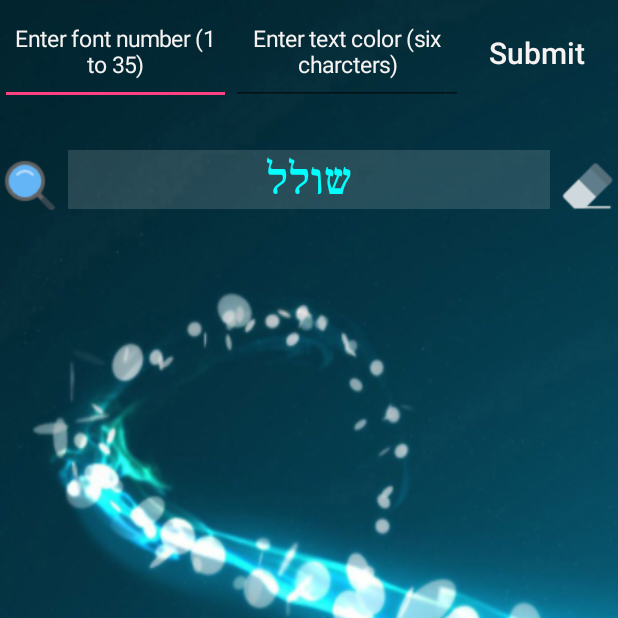
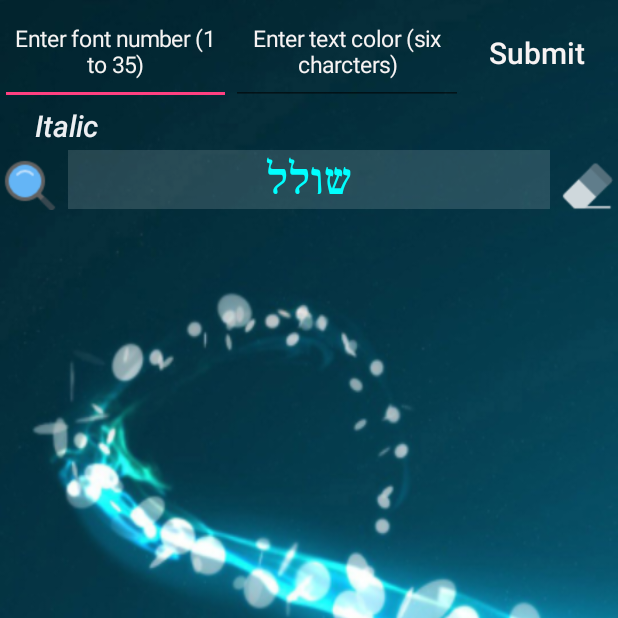
Before and after one commit to shlomogevim/TalkToMe26, an Android app: the screen it shows after launch (MainActivity), on a phone screen of 412 x 824 dp, the top half of it. Run offline under Robolectric (Android 15) with nearby library versions, the phone set to English and light mode, and no system bars; 19 statements that could not run were skipped.

Commit message:
16/11/2017-3 הוספת אפשרויות לפונטים ותיקון היציאה מהתוכנית

```diff
--- a/app/src/main/java/itAboutTalking/TalkToMe17/Helper1.java
+++ b/app/src/main/java/itAboutTalking/TalkToMe17/Helper1.java
@@ -18,6 +18,7 @@ import android.support.v7.widget.LinearSnapHelper;
 import android.support.v7.widget.RecyclerView;
 import android.support.v7.widget.SnapHelper;
 import android.util.DisplayMetrics;
+import android.util.Log;
 import android.view.MotionEvent;
 import android.view.View;
 import android.view.inputmethod.InputMethodManager;
@@ -60,6 +61,7 @@ public class Helper1 extends AppCompatActivity implements View.OnClickListener,V
     private String newWord;
     private Helper helper;
     SnapHelper snapHelper;
+    Boolean italiceMode=false;
 
     /* public Helper1(Context context,String newWord,ArrayList<Sentence> arrayOfSentence) {
          this.context = context;
@@ -79,15 +81,16 @@ public class Helper1 extends AppCompatActivity implements View.OnClickListener,V
         receycrcleIt();
         activatAnimatorSet();
         makeOnScroll();
+
     }
 
     @Override
     public void onClick(View view) {
         switch (view.getId()) {
-            case R.id.btnExit:
+           /* case R.id.btnExit:
                 animatorSetClose.start();
                 finishIt();
-                break;
+                break;*/
             case R.id.btnWheel:
                 trainAndRekaAnimation();
                 break;
@@ -112,6 +115,7 @@ public class Helper1 extends AppCompatActivity implements View.OnClickListener,V
             case R.id.btnMic:
                       makeMic();
                 break;
+
         }
     }
 
@@ -154,7 +158,6 @@ public class Helper1 extends AppCompatActivity implements View.OnClickListener,V
                 arrowAppearance("none");
                 page = 0;
             }
-
         }
     }
 
@@ -174,7 +177,7 @@ public class Helper1 extends AppCompatActivity implements View.OnClickListener,V
 
     public void makeRecyeclView() {
         maxPage = arrayOfSentence.size();
-        mAdapter = new MainAdapter(arrayOfSentence, this, myTypeface4,myColor, btnLeft, btnRight);
+        mAdapter = new MainAdapter(arrayOfSentence, this, myTypeface4,myColor,italiceMode);
         mRecyclerView.setAdapter(mAdapter);
         locatInTheBeginig();
         enterWordBox.setText(newWord);
@@ -298,7 +301,7 @@ public class Helper1 extends AppCompatActivity implements View.OnClickListener,V
         groupIcon.setVisibility(View.INVISIBLE);
         ivDarkBack.setVisibility(View.INVISIBLE);
         darkBackOpenPosition = false;
-        animatorSetClose.addListener(new AnimatorListenerAdapter() {
+        animatorSetClose.addListener(new AnimatorListenerAdapter() { //when barkScreen finish to close, all the usuall buttom activate;
             @Override
             public void onAnimationEnd(Animator animation) {
                 super.onAnimationEnd(animation);
@@ -307,7 +310,7 @@ public class Helper1 extends AppCompatActivity implements View.OnClickListener,V
                 ivDarkBack.setVisibility(View.INVISIBLE);
             }
         });
-        animatorSetOpen.addListener(new AnimatorListenerAdapter() {
+        animatorSetOpen.addListener(new AnimatorListenerAdapter() {  // when darkScreen finish to open, only the train buttom activate;
             @Override
             public void onAnimationEnd(Animator animation) {
                 super.onAnimationEnd(animation);
@@ -315,13 +318,21 @@ public class Helper1 extends AppCompatActivity implements View.OnClickListener,V
                 darkBackOpenPosition = true;
             }
         });
+        Log.i("state"," btnExit = "+String.valueOf(btnExit.isEnabled()));
     }
 
     private void activateBtn(Boolean allBtns) {
         //  Log.i("state"," bo= "+String.valueOf(bo)+"\n");
         btnWheel.setEnabled(true);
+        groupIcon.setEnabled(true);
         btnExit.setEnabled(true);
-        ivDarkBack.setEnabled(true);
+        btnExit.setVisibility(View.VISIBLE);
+      //  btnExit.setBackgroundColor(Color.blue(1));
+
+     //   ivDarkBack.setVisibility(View.INVISIBLE);
+
+
+       ivDarkBack.setEnabled(true);
         if (allBtns) {
             btnMute.setEnabled(true);
             btnExit.setEnabled(true);
@@ -337,8 +348,8 @@ public class Helper1 extends AppCompatActivity implements View.OnClickListener,V
         //  Log.i("state"," bo= "+String.valueOf(bo)+"\n");
         btnWheel.setEnabled(false);
         ivDarkBack.setEnabled(false);
-        btnMute.setEnabled(false);
-        btnExit.setEnabled(false);
+       /* btnMute.setEnabled(false);
+        btnExit.setEnabled(false);*/
         btnLeft.setEnabled(false);
         btnRight.setEnabled(false);
         btnMic.setEnabled(false);
@@ -411,7 +422,7 @@ public class Helper1 extends AppCompatActivity implements View.OnClickListener,V
     }
 
 
-    private void finishIt() {
+    public void finishIt() {
         //rekaAnimation();
         r = new Runnable() {
             @Override
@@ -424,7 +435,7 @@ public class Helper1 extends AppCompatActivity implements View.OnClickListener,V
         h = new Handler();
         h.postDelayed(r, rate);
     }
-    public void makeSetupChange(int fontIndecator,String colorString){
+    public void makeSetupChange(int fontIndecator,String colorString,Boolean italicMode){
        Boolean bo=true;
 
         if (fontIndecator>=0){
@@ -444,14 +455,115 @@ public class Helper1 extends AppCompatActivity implements View.OnClickListener,V
                 activateKeyboard(0);
             }
         }
+
       if (bo) {
+          this.italiceMode=italicMode;
           activateKeyboard(0);
           makeRecyeclView();
       }
     }
 
+
+     private void init() {
+        myTypeface4 = Typeface.createFromAsset(context.getAssets(), "Frank.ttf");
+        groupIcon = (LinearLayout) activity.findViewById(R.id.groupIconTrain);
+        ivDarkBack = (ImageView) activity.findViewById(R.id.ivDarkBack);
+
+        enterWordBox = (EditText) activity.findViewById(R.id.enterWordBox);
+        enterWordBox.setTextColor(Color.CYAN);
+        enterWordBox.setTypeface(myTypeface4);
+
+        btnWheel = (Button) activity.findViewById(R.id.btnWheel);
+        btnMic = (Button) activity.findViewById(R.id.btnMic);
+        ivDarkBack = (ImageView) activity.findViewById(R.id.ivDarkBack);
+
+        btnLeft = (Button) activity.findViewById(R.id.btnLeftArrow);
+        btnRight = (Button) activity.findViewById(R.id.btnRightArrow);
+        btnRight.setVisibility(View.INVISIBLE);
+        btnLeft.setVisibility(View.INVISIBLE);
+        btnExit = (Button) activity.findViewById(R.id.btnExit);
+        btnMute = (Button) activity.findViewById(R.id.btnMute);
+        btnRepeat = (Button) activity.findViewById(R.id.btnRepeat);
+        btn1 = (Button) activity.findViewById(R.id.btn1);
+        btn2 = (Button) activity.findViewById(R.id.btn2);
+
+        widthOfTheScreen = getDimOfTheScreenHelperWidth();
+        wheelFragment = new WheelFragment();
+
+        fragmentManager = activity.getFragmentManager();           // getSupportFragmentManager();
+        fragmentTransaction = fragmentManager.beginTransaction();
+        fragmentTransaction.commit();
+    }
+
+    public int getDimOfTheScreenHelperWidth() {
+        int w = 0;
+        DisplayMetrics d = new DisplayMetrics();
+        ((Activity) context).getWindowManager().getDefaultDisplay().getMetrics(d);
+        widthOfTheScreen = d.widthPixels;
+        return (widthOfTheScreen);
+    }
+
+
+    public void waitWithIt() {
+        r = new Runnable() {
+            @Override
+            public void run() {
+                ivDarkBack.setVisibility(View.INVISIBLE);
+            }
+        };
+
+        h = new Handler();
+        h.postDelayed(r, rate);
+    }
+
+    @Override
+    public boolean onTouch(View v, MotionEvent event) {
+
+        if (event.getAction() == MotionEvent.ACTION_UP) {
+            newWord = String.valueOf(enterWordBox.getText());
+            if (newWord.equals("")) {
+                activateKeyboard(1);
+            } else {
+                enterWordBox.setText("");
+                activateKeyboard(1);
+                arrayOfSentence.clear(); //clear list
+                mAdapter.notifyDataSetChanged();
+            }
+        }
+        return false;
+    }
+    private void makeMic() {
+               Intent intent = new Intent(RecognizerIntent.ACTION_RECOGNIZE_SPEECH);
+        intent.putExtra(RecognizerIntent.EXTRA_LANGUAGE_MODEL,RecognizerIntent.LANGUAGE_MODEL_FREE_FORM);
+        intent.putExtra(RecognizerIntent.EXTRA_LANGUAGE, Locale.getDefault());
+        intent.putExtra(RecognizerIntent.EXTRA_PROMPT,"תגיד משהו");
+        try {
+            startActivityForResult(intent, REQ_CODE_SPEECH_INPUT);
+        } catch (ActivityNotFoundException a) {
+                                           enterWordBox.setText("לא נמצא דבר");
+        }
+    }
+
+    @Override
+    protected void onActivityResult(int requestCode, int resultCode, Intent data) {
+        super.onActivityResult(requestCode, resultCode, data);
+        switch (requestCode){
+            case REQ_CODE_SPEECH_INPUT:{
+                if (resultCode==RESULT_OK && data !=null){
+                    ArrayList<String> voice=data.getStringArrayListExtra(RecognizerIntent.EXTRA_RESULTS);
+                    enterWordBox.setText(voice.get(0));
+                    newWord =enterWordBox.getText().toString();
+                    activateKeyboard(0);
+                    newWord = newWord.trim();
+                    arrayOfSentence = helper.setWord(newWord);
+                    makeRecyeclView();
+                }
+            }
+
+        }
+    }
     public String setOtherFont(int fontIndicator) {
-           String fontSt="";
+        String fontSt="";
         switch (fontIndicator) {
             case 0:
                 fontSt = "Frank.ttf";
@@ -563,113 +675,7 @@ public class Helper1 extends AppCompatActivity implements View.OnClickListener,V
                 break;
 
         }
-     return fontSt;
-   }
-
-    private void init() {
-        myTypeface4 = Typeface.createFromAsset(context.getAssets(), "Frank.ttf");
-        groupIcon = (LinearLayout) activity.findViewById(R.id.groupIconTrain);
-        ivDarkBack = (ImageView) activity.findViewById(R.id.ivDarkBack);
-
-        enterWordBox = (EditText) activity.findViewById(R.id.enterWordBox);
-        enterWordBox.setTextColor(Color.CYAN);
-        enterWordBox.setTypeface(myTypeface4);
-
-        btnWheel = (Button) activity.findViewById(R.id.btnWheel);
-        btnMic = (Button) activity.findViewById(R.id.btnMic);
-        ivDarkBack = (ImageView) activity.findViewById(R.id.ivDarkBack);
-
-        btnLeft = (Button) activity.findViewById(R.id.btnLeftArrow);
-        btnRight = (Button) activity.findViewById(R.id.btnRightArrow);
-        btnRight.setVisibility(View.INVISIBLE);
-        btnLeft.setVisibility(View.INVISIBLE);
-        btnExit = (Button) activity.findViewById(R.id.btnExit);
-        btnMute = (Button) activity.findViewById(R.id.btnMute);
-        btnRepeat = (Button) activity.findViewById(R.id.btnRepeat);
-        btn1 = (Button) activity.findViewById(R.id.btn1);
-        btn2 = (Button) activity.findViewById(R.id.btn2);
-
-        widthOfTheScreen = getDimOfTheScreenHelperWidth();
-        wheelFragment = new WheelFragment();
-
-        fragmentManager = activity.getFragmentManager();           // getSupportFragmentManager();
-        fragmentTransaction = fragmentManager.beginTransaction();
-        fragmentTransaction.commit();
-    }
-
-    public int getDimOfTheScreenHelperWidth() {
-        int w = 0;
-        DisplayMetrics d = new DisplayMetrics();
-        ((Activity) context).getWindowManager().getDefaultDisplay().getMetrics(d);
-        widthOfTheScreen = d.widthPixels;
-        return (widthOfTheScreen);
-    }
-
-
-    /* public void rekaAnimation() {
-        wheelFragment.makeFragmentAnimation(darkBackOpenPosition,groupIcon,ivDarkBack);
-        if (darkBackOpenPosition) {
-            waitWithIt();
-        }
-        darkBackOpenPosition=!darkBackOpenPosition;
-    }*/
-    public void waitWithIt() {
-        r = new Runnable() {
-            @Override
-            public void run() {
-                ivDarkBack.setVisibility(View.INVISIBLE);
-            }
-        };
-
-        h = new Handler();
-        h.postDelayed(r, rate);
-    }
-
-    @Override
-    public boolean onTouch(View v, MotionEvent event) {
-
-        if (event.getAction() == MotionEvent.ACTION_UP) {
-            newWord = String.valueOf(enterWordBox.getText());
-            if (newWord.equals("")) {
-                activateKeyboard(1);
-            } else {
-                enterWordBox.setText("");
-                activateKeyboard(1);
-                arrayOfSentence.clear(); //clear list
-                mAdapter.notifyDataSetChanged();
-            }
-        }
-        return false;
-    }
-    private void makeMic() {
-               Intent intent = new Intent(RecognizerIntent.ACTION_RECOGNIZE_SPEECH);
-        intent.putExtra(RecognizerIntent.EXTRA_LANGUAGE_MODEL,RecognizerIntent.LANGUAGE_MODEL_FREE_FORM);
-        intent.putExtra(RecognizerIntent.EXTRA_LANGUAGE, Locale.getDefault());
-        intent.putExtra(RecognizerIntent.EXTRA_PROMPT,"תגיד משהו");
-        try {
-            startActivityForResult(intent, REQ_CODE_SPEECH_INPUT);
-        } catch (ActivityNotFoundException a) {
-                                           enterWordBox.setText("לא נמצא דבר");
-        }
-    }
-
-    @Override
-    protected void onActivityResult(int requestCode, int resultCode, Intent data) {
-        super.onActivityResult(requestCode, resultCode, data);
-        switch (requestCode){
-            case REQ_CODE_SPEECH_INPUT:{
-                if (resultCode==RESULT_OK && data !=null){
-                    ArrayList<String> voice=data.getStringArrayListExtra(RecognizerIntent.EXTRA_RESULTS);
-                    enterWordBox.setText(voice.get(0));
-                    newWord =enterWordBox.getText().toString();
-                    activateKeyboard(0);
-                    newWord = newWord.trim();
-                    arrayOfSentence = helper.setWord(newWord);
-                    makeRecyeclView();
-                }
-            }
-
-        }
+        return fontSt;
     }
 
 }
--- a/app/src/main/java/itAboutTalking/TalkToMe17/MainActivity.java
+++ b/app/src/main/java/itAboutTalking/TalkToMe17/MainActivity.java
@@ -13,15 +13,16 @@ import android.widget.EditText;
 import java.util.ArrayList;
 import java.util.Locale;
 
-public class MainActivity extends AppCompatActivity{
+public class MainActivity extends AppCompatActivity implements View.OnClickListener {
 
     private final int REQ_CODE_SPEECH_INPUT = 143;
-    Button btn1, btn2;
+    Button btn1, btn2,btnExit;
     Helper1 helper1;
     EditText  enterWordBox;
     String newWord;
     Button btnSubmite;
     EditText etFont,etColor;
+    Boolean italiceMode=false;
 
     protected void onCreate(Bundle savedInstanceState) {
         super.onCreate(savedInstanceState);
@@ -30,6 +31,7 @@ public class MainActivity extends AppCompatActivity{
         init();
         helper1=new Helper1(this,0);
         enterWordBox.setOnTouchListener(helper1);
+        btn2.setOnClickListener(this);
         etFont.setOnTouchListener(new View.OnTouchListener() {
             @Override
             public boolean onTouch(View v, MotionEvent event) {
@@ -46,6 +48,13 @@ public class MainActivity extends AppCompatActivity{
                     etColor.setText("");
                 }
                 return false;
+            }
+        });
+        btnExit.setOnClickListener(new View.OnClickListener() {
+            @Override
+            public void onClick(View v) {
+                helper1.animatorSetClose.start();
+                helper1.finishIt();
             }
         });
         demiAction();
@@ -70,8 +79,27 @@ public class MainActivity extends AppCompatActivity{
         }else{
             colorNum =-1;
         }*/
-        helper1.makeSetupChange(fontNum,colorString);
+       italiceMode=false;
+        helper1.makeSetupChange(fontNum,colorString,italiceMode);
      }
+    @Override
+    public void onClick(View v) {
+        int fontNum;
+        String colorString;
+        italiceMode=!italiceMode;
+        String font=etFont.getText().toString();
+        if (!font.equals("")){
+            fontNum=Integer.parseInt(font);
+        }else{
+            fontNum =-1;
+        }
+        if (fontNum>35){
+            fontNum=-1;
+        }
+        colorString=etColor.getText().toString();
+        helper1.makeSetupChange(fontNum,colorString,italiceMode);
+        helper1.activateKeyboard(0);
+    }
 
   private void demiAction() {
         //  newWord="לא";
@@ -87,6 +115,7 @@ public class MainActivity extends AppCompatActivity{
         enterWordBox = (EditText) findViewById(R.id.enterWordBox);
         btn1 = (Button) findViewById(R.id.btn1);
         btn2 = (Button) findViewById(R.id.btn2);
+        btnExit = (Button) findViewById(R.id.btnExit);
         btnSubmite = (Button) findViewById(R.id.btnSubmit);
         etFont=(EditText)findViewById(R.id.etNumOfFont);
         etColor=(EditText)findViewById(R.id.etNumOfColor);
@@ -125,12 +154,6 @@ public class MainActivity extends AppCompatActivity{
             }
         }
 
-    public void btn1_Onclick(View view) {
-    }
-
-    public void btn2_Onclick(View view) {
-    }
-
 
 
 }
--- a/app/src/main/java/itAboutTalking/TalkToMe17/MainAdapter.java
+++ b/app/src/main/java/itAboutTalking/TalkToMe17/MainAdapter.java
@@ -14,28 +14,28 @@ import android.widget.TextView;
 import java.util.ArrayList;
 
 
-public class MainAdapter extends RecyclerView.Adapter<MainAdapter.ViewHolder>{
+public class MainAdapter extends RecyclerView.Adapter<MainAdapter.ViewHolder> {
     Context context;
     private ArrayList<Sentence> arrayOfSentence; //items
     Typeface myTypeface4;
-    Button btnLeft,btnRight;
+    Button btnLeft, btnRight;
     String myColor;
+    Boolean italiceMode;
 
 
-    public MainAdapter(ArrayList<Sentence> arrayOfSentence,Context context, Typeface myTypeface4,
-                                                        String myColor,Button btnLeft,Button btnRight) {
-        this.arrayOfSentence=arrayOfSentence;
-        this.myTypeface4=myTypeface4;
-        this.myColor=myColor;
-        this.context=context;
-        this.btnLeft=btnLeft;
-        this.btnRight=btnRight;
+    public MainAdapter(ArrayList<Sentence> arrayOfSentence, Context context, Typeface myTypeface4,
+                       String myColor, Boolean italiceMode) {
+        this.arrayOfSentence = arrayOfSentence;
+        this.myTypeface4 = myTypeface4;
+        this.myColor = myColor;
+        this.context = context;
+        this.italiceMode = italiceMode;
     }
 
     @Override
     public MainAdapter.ViewHolder onCreateViewHolder(ViewGroup parent, int viewType) {
-       View v= LayoutInflater.from(parent.getContext()).inflate(R.layout.row,parent,false);
-        ViewHolder vh=new ViewHolder(v);
+        View v = LayoutInflater.from(parent.getContext()).inflate(R.layout.row, parent, false);
+        ViewHolder vh = new ViewHolder(v);
         return vh;
     }
 
@@ -46,8 +46,6 @@ public class MainAdapter extends RecyclerView.Adapter<MainAdapter.ViewHolder>{
         holder.mTitle.setText(arrayOfSentence.get(position).getTitleSentence());
         holder.mBody.setText(arrayOfSentence.get(position).getBodySentence());
     }
-
-
 
 
     @Override
@@ -61,28 +59,37 @@ public class MainAdapter extends RecyclerView.Adapter<MainAdapter.ViewHolder>{
         return arrayOfSentence.size();
     }
 
-    public class ViewHolder extends  RecyclerView.ViewHolder  {
-        private TextView mNum,mTitle,mBody;
+    public class ViewHolder extends RecyclerView.ViewHolder {
+        private TextView mNum, mTitle, mBody;
         private LinearLayout rowLayout;
 
         public ViewHolder(View itemView) {
             super(itemView);
-            mNum= (TextView) itemView.findViewById(R.id.numSentence);
-            mTitle= (TextView) itemView.findViewById(R.id.titleSentence);
-            mBody= (TextView) itemView.findViewById(R.id.bodySentence);
-            rowLayout=(LinearLayout)itemView.findViewById(R.id.rowLayout);
-            if (myTypeface4!=null) {
+            mNum = (TextView) itemView.findViewById(R.id.numSentence);
+            mTitle = (TextView) itemView.findViewById(R.id.titleSentence);
+            mBody = (TextView) itemView.findViewById(R.id.bodySentence);
+            rowLayout = (LinearLayout) itemView.findViewById(R.id.rowLayout);
+            if (myTypeface4 != null) {
+                if (italiceMode) {
+                    mNum.setTypeface(myTypeface4, Typeface.ITALIC);
+                    mTitle.setTypeface(myTypeface4, Typeface.ITALIC);
+                    mBody.setTypeface(myTypeface4, Typeface.ITALIC);
+                } else {
                     mNum.setTypeface(myTypeface4);
                     mTitle.setTypeface(myTypeface4);
                     mBody.setTypeface(myTypeface4);
                 }
-            if (myColor!=null) {
+                if (myColor != null) {
                     mNum.setTextColor(Color.parseColor(myColor));
                     mTitle.setTextColor(Color.parseColor(myColor));
                     mBody.setTextColor(Color.parseColor(myColor));
                 }
+           /* mNum.setTypeface(null,Typeface.ITALIC);
+            mTitle.setTypeface(null,Typeface.ITALIC);
+            mBody.setTypeface(null,Typeface.ITALIC);*/
             }
 
         }
 
     }
+}
--- a/app/src/main/res/layout/activity_main.xml
+++ b/app/src/main/res/layout/activity_main.xml
@@ -106,7 +106,7 @@
             android:layout_width="match_parent"
             android:layout_height="wrap_content"
             android:layout_marginTop="50dp"
-            android:layout_below="@+id/btn2"
+           android:paddingTop="200dp"
             android:layout_alignParentStart="true"
             android:id="@+id/waitingMessage">
             <Button
@@ -146,19 +146,24 @@
             android:textSize="20dp"
             android:textAllCaps="false"
             android:id="@+id/btn1"
-            android:onClick="btn1_Onclick"
-            />
+                />
+       <LinearLayout
+           android:layout_width="wrap_content"
+           android:layout_height="wrap_content"
+           android:orientation="horizontal">
         <Button
             android:layout_width="wrap_content"
             android:layout_height="wrap_content"
-            android:visibility="invisible"
-            android:text="2"
+            android:visibility="visible"
+            android:text="Italic"
+            android:textStyle="italic"
+            android:textColor="#edeff2"
             android:textAllCaps="false"
             android:id="@+id/btn2"
-            android:layout_marginTop="150dp"
+            android:layout_marginTop="60dp"
             android:textSize="20dp"
-            android:onClick="btn2_Onclick"
-            />
+            android:background="@null" />
+       </LinearLayout>
         <Button
             android:layout_width="60dp"
             android:layout_height="60dp"
--- a/app/src/main/res/layout/fragment_wheel.xml
+++ b/app/src/main/res/layout/fragment_wheel.xml
@@ -20,7 +20,7 @@
             android:orientation="horizontal"
             android:id="@+id/groupIconTrain"
             android:layout_gravity="bottom"
-            android:visibility="invisible"
+            android:visibility="visible"
             >
 
             <Button
```
Lines whose indentation alone changed are shown as unchanged.
